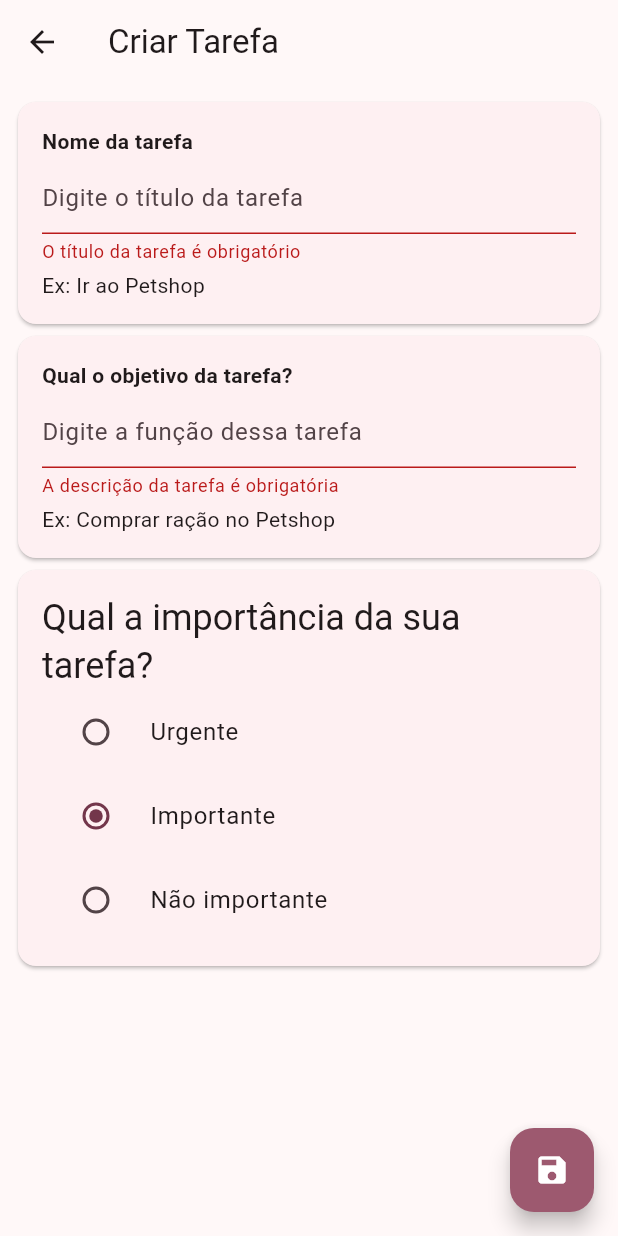
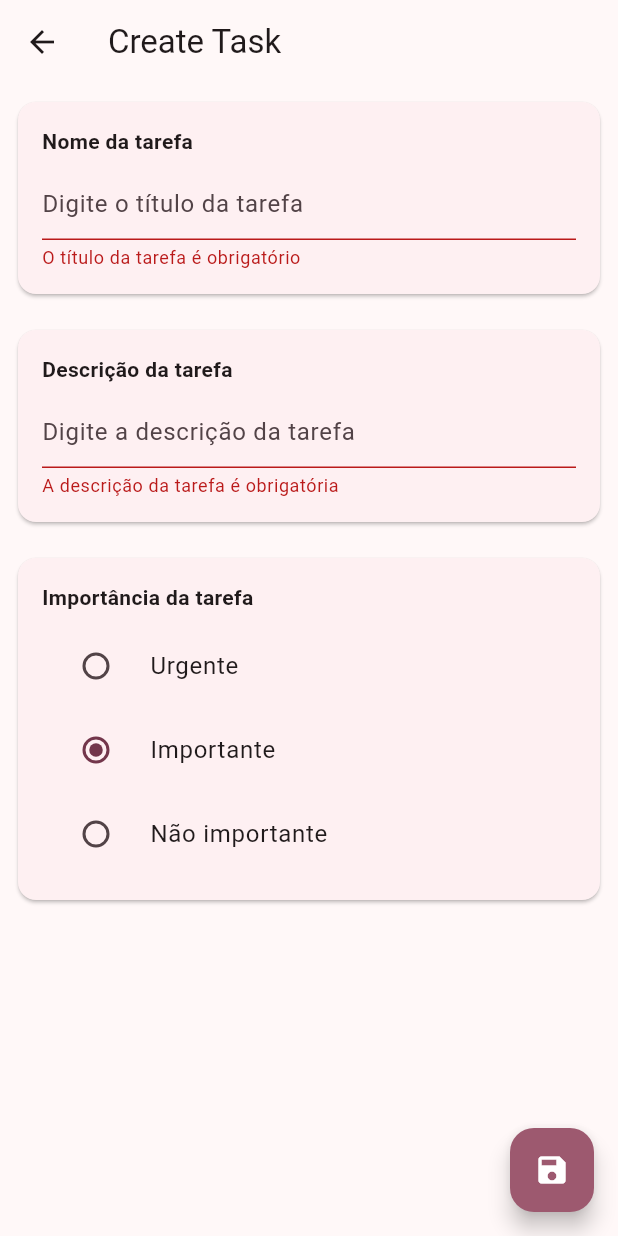
Before and after one commit to Dinvv/App2_tentativa4, a Flutter app: the CreatePage screen opened by its route, after a tap on the "save" icon, on a phone screen of 412 x 824 dp. Run offline on Flutter 3.47's test engine with Material 3 defaults, Android fonts, the phone set to English and light mode, and no system bars; our stand-ins replace flutter_mobx, flutter_svg, mobx, sqflite; accounts and stored records are empty; generated files the repository leaves out were written again.

Commit message:
atualização

```diff
--- a/lib/main.dart
+++ b/lib/main.dart
@@ -1,7 +1,7 @@
 import 'package:flutter/material.dart';
 import 'package:web2_project/screens/create/create_page.dart';
 import 'package:web2_project/screens/edit/edit_page.dart';
-import 'package:web2_project/screens/list/list_page.dart';
+import 'package:web2_project/screens/list/task_list_page.dart';
 import 'package:web2_project/screens/list/newscreen/newscreen_page.dart';
 import 'package:web2_project/theme.dart';
 
@@ -18,10 +18,10 @@ class MyApp extends StatelessWidget {
       theme: MaterialTheme(Theme.of(context).textTheme).light(),
       darkTheme: MaterialTheme(Theme.of(context).textTheme).dark(),
       themeMode: ThemeMode.system,
-      home: ListPage(),
+      home: TaskListPage(),
       initialRoute: '/listpage',
       routes: {
-        '/listpage': (context) => ListPage(),
+        '/listpage': (context) => TaskListPage(),
         '/newscreen': (context) => NewscreenPage(),
         '/createpage': (context) => CreatePage(),
         '/editpage': (context) => EditPage(),
--- a/lib/models/task.dart
+++ b/lib/models/task.dart
@@ -1,28 +1,31 @@
 class Task {
   int? id;
   String title;
-  String objective;
+  String description;
   String importance;
 
-  Task({this.id, required this.title, required this.objective, required this.importance});
+  Task({
+    this.id,
+    required this.title,
+    required this.description,
+    required this.importance,
+  });
 
-  // Converter o objeto Task em um Map (para inserir no banco)
   Map<String, dynamic> toMap() {
     return {
       'id': id,
       'title': title,
-      'objective': objective,
+      'description': description,
       'importance': importance,
     };
   }
 
-  // Converter um Map (do banco) para um objeto Task
   factory Task.fromMap(Map<String, dynamic> map) {
     return Task(
-      id: map['id'],
-      title: map['title'],
-      objective: map['objective'],
-      importance: map['importance'],
+      id: map['id'] as int,
+      title: map['title'] as String,
+      description: map['description'] as String,
+      importance: map['importance'] as String,
     );
   }
 }
--- a/lib/repository/database_helper.dart
+++ b/lib/repository/database_helper.dart
@@ -1,62 +1,29 @@
 import 'package:sqflite/sqflite.dart';
 import 'package:path/path.dart';
-import 'package:web2_project/models/task.dart';
 
+class DBHelper {
+  static const _dbVersion = 1;
+  static const _dbName = 'tasks_db.db';
+  static const _tableName = 'tasks';
 
-class DatabaseHelper {
-  static final DatabaseHelper _instance = DatabaseHelper._internal();
-  factory DatabaseHelper() => _instance;
+  static const _sql = '''
+  CREATE TABLE $_tableName(
+    id INTEGER PRIMARY KEY AUTOINCREMENT,
+    title TEXT NOT NULL,
+    description TEXT NOT NULL,
+    importance TEXT NOT NULL
+  );
+  ''';
 
-  static Database? _database;
-
-  DatabaseHelper._internal();
-
-  Future<Database> get database async {
-    if (_database != null) return _database!;
-    _database = await _initDatabase();
-    return _database!;
-  }
-
-  Future<Database> _initDatabase() async {
+  static Future<Database> getInstance() async {
     final dbPath = await getDatabasesPath();
-    final path = join(dbPath, 'task_database.db');
-
-    return await openDatabase(
+    final path = join(dbPath, _dbName);
+    return openDatabase(
       path,
-      version: 1,
-      onCreate: (db, version) {
-        return db.execute(
-          'CREATE TABLE tasks(id INTEGER PRIMARY KEY AUTOINCREMENT, title TEXT, objective TEXT, importance TEXT)',
-        );
+      version: _dbVersion,
+      onCreate: (db, version) async {
+        await db.execute(_sql);
       },
     );
   }
-
-  // Inserir uma nova tarefa
-  Future<int> insertTask(Task task) async {
-    final db = await database;
-    return await db.insert('tasks', task.toMap(), conflictAlgorithm: ConflictAlgorithm.replace);
-  }
-
-  // Buscar todas as tarefas
-  Future<List<Task>> getTasks() async {
-    final db = await database;
-    final List<Map<String, dynamic>> maps = await db.query('tasks');
-
-    return List.generate(maps.length, (i) {
-      return Task.fromMap(maps[i]);
-    });
-  }
-
-  // Atualizar uma tarefa
-  Future<int> updateTask(Task task) async {
-    final db = await database;
-    return await db.update('tasks', task.toMap(), where: 'id = ?', whereArgs: [task.id]);
-  }
-
-  // Deletar uma tarefa
-  Future<int> deleteTask(int id) async {
-    final db = await database;
-    return await db.delete('tasks', where: 'id = ?', whereArgs: [id]);
-  }
 }
--- a/lib/screens/create/create_page.dart
+++ b/lib/screens/create/create_page.dart
@@ -1,9 +1,9 @@
 import 'package:flutter/material.dart';
 import 'package:flutter_mobx/flutter_mobx.dart';
-import 'package:web2_project/enums/select.dart';
 import 'package:web2_project/models/task.dart';
-import 'package:web2_project/repository/database_helper.dart';
 import 'package:web2_project/store/check_store.dart';
+import 'package:web2_project/repository/task_repository.dart';
+import 'package:web2_project/enums/select.dart'; // Import do enum
 
 class CreatePage extends StatefulWidget {
   const CreatePage({super.key});
@@ -14,17 +14,15 @@ class CreatePage extends StatefulWidget {
 
 class _CreatePageState extends State<CreatePage> {
   final TextEditingController _titleController = TextEditingController();
-  final TextEditingController _questController = TextEditingController();
-  final store = CheckStore(); // Store MobX para selecionar a importância
+  final TextEditingController _descriptionController = TextEditingController();
+  final store = CheckStore();
   final _formKey = GlobalKey<FormState>();
-
-  final DatabaseHelper dbHelper = DatabaseHelper(); // Inicializar o DB Helper
 
   @override
   Widget build(BuildContext context) {
     return Scaffold(
       appBar: AppBar(
-        title: const Text('Criar Tarefa'),
+        title: const Text('Create Task'),
       ),
       body: Padding(
         padding: const EdgeInsets.all(8.0),
@@ -32,7 +30,6 @@ class _CreatePageState extends State<CreatePage> {
           key: _formKey,
           child: ListView(
             children: [
-              // Campo de texto para o título
               Card(
                 child: Padding(
                   padding: const EdgeInsets.all(16.0),
@@ -43,7 +40,7 @@ class _CreatePageState extends State<CreatePage> {
                         'Nome da tarefa',
                         style: TextStyle(fontWeight: FontWeight.bold),
                       ),
-                      const SizedBox(height: 4.0),
+                      const SizedBox(height: 8.0),
                       TextFormField(
                         controller: _titleController,
                         decoration: const InputDecoration(
@@ -57,14 +54,11 @@ class _CreatePageState extends State<CreatePage> {
                         },
                         textInputAction: TextInputAction.next,
                       ),
-                      const SizedBox(height: 4.0),
-                      const Text('Ex: Ir ao Petshop'),
                     ],
                   ),
                 ),
               ),
-
-              // Campo de texto para o objetivo/descrição
+              const SizedBox(height: 16.0),
               Card(
                 child: Padding(
                   padding: const EdgeInsets.all(16.0),
@@ -72,14 +66,14 @@ class _CreatePageState extends State<CreatePage> {
                     crossAxisAlignment: CrossAxisAlignment.start,
                     children: [
                       const Text(
-                        'Qual o objetivo da tarefa?',
+                        'Descrição da tarefa',
                         style: TextStyle(fontWeight: FontWeight.bold),
                       ),
-                      const SizedBox(height: 4.0),
+                      const SizedBox(height: 8.0),
                       TextFormField(
-                        controller: _questController,
+                        controller: _descriptionController,
                         decoration: const InputDecoration(
-                          hintText: 'Digite a função dessa tarefa',
+                          hintText: 'Digite a descrição da tarefa',
                         ),
                         validator: (value) {
                           if (value == null || value.isEmpty) {
@@ -89,28 +83,26 @@ class _CreatePageState extends State<CreatePage> {
                         },
                         textInputAction: TextInputAction.next,
                       ),
-                      const SizedBox(height: 4.0),
-                      const Text('Ex: Comprar ração no Petshop'),
                     ],
                   ),
                 ),
               ),
-
-              // Campo de seleção para a importância
+              const SizedBox(height: 16.0),
               Card(
                 child: Padding(
                   padding: const EdgeInsets.all(16.0),
                   child: Column(
                     crossAxisAlignment: CrossAxisAlignment.start,
                     children: [
-                      Text(
-                        'Qual a importância da sua tarefa?',
-                        style: Theme.of(context).textTheme.headlineSmall,
+                      const Text(
+                        'Importância da tarefa',
+                        style: TextStyle(fontWeight: FontWeight.bold),
                       ),
+                      const SizedBox(height: 8.0),
                       Observer(builder: (_) {
                         return Column(
                           children: [
-                            RadioListTile(
+                            RadioListTile<select>(
                               value: select.urgent,
                               groupValue: store.selected,
                               onChanged: (value) {
@@ -118,7 +110,7 @@ class _CreatePageState extends State<CreatePage> {
                               },
                               title: const Text('Urgente'),
                             ),
-                            RadioListTile(
+                            RadioListTile<select>(
                               value: select.important,
                               groupValue: store.selected,
                               onChanged: (value) {
@@ -126,7 +118,7 @@ class _CreatePageState extends State<CreatePage> {
                               },
                               title: const Text('Importante'),
                             ),
-                            RadioListTile(
+                            RadioListTile<select>(
                               value: select.NotImportant,
                               groupValue: store.selected,
                               onChanged: (value) {
@@ -145,38 +137,20 @@ class _CreatePageState extends State<CreatePage> {
           ),
         ),
       ),
-      floatingActionButton: FloatingActionButtonCustom2(
+      floatingActionButton: FloatingActionButton(
         onPressed: () async {
           if (_formKey.currentState!.validate()) {
-            // Criar a nova tarefa
             Task newTask = Task(
               title: _titleController.text,
-              objective: _questController.text,
-              importance: store.selected.toString(), // Pegando a seleção da importância
+              description: _descriptionController.text,
+              importance: store.selected.toString().split('.').last, // Ajuste para converter o enum para String
             );
-
-            // Inserir a nova tarefa no banco de dados
-            await dbHelper.insertTask(newTask);
-
-            // Redirecionar para a tela de listagem
+            await TaskRepository.insert(newTask.toMap());
             Navigator.pushReplacementNamed(context, '/listpage');
           }
         },
+        child: const Icon(Icons.save),
       ),
     );
   }
 }
-
-class FloatingActionButtonCustom2 extends StatelessWidget {
-  final VoidCallback onPressed;
-
-  FloatingActionButtonCustom2({required this.onPressed});
-
-  @override
-  Widget build(BuildContext context) {
-    return FloatingActionButton(
-      onPressed: onPressed,
-      child: const Icon(Icons.save),
-    );
-  }
-}
--- a/lib/screens/edit/edit_page.dart
+++ b/lib/screens/edit/edit_page.dart
@@ -3,6 +3,8 @@ import 'package:flutter_mobx/flutter_mobx.dart';
 import 'package:flutter_svg/flutter_svg.dart';
 import 'package:web2_project/enums/select.dart';
 import 'package:web2_project/store/check_store.dart';
+import 'package:web2_project/models/task.dart'; // Importe seu modelo de Task
+import 'package:web2_project/repository/task_repository.dart'; // Importe seu repositório
 
 class EditPage extends StatefulWidget {
   const EditPage({super.key});
@@ -16,12 +18,30 @@ class _EditPageState extends State<EditPage> {
   final TextEditingController _questController = TextEditingController();
   final store = CheckStore();
   final _formKey = GlobalKey<FormState>();
+  late Task _task; // Variável para armazenar a tarefa recebida
+
+  @override
+  void didChangeDependencies() {
+    super.didChangeDependencies();
+    // Recebendo a tarefa passada como argumento
+    _task = ModalRoute.of(context)!.settings.arguments as Task;
+
+    // Preenchendo os campos com os dados da tarefa
+    _titleController.text = _task.title;
+    _questController.text = _task.description;
+    store.changeselectMethod(
+  select.values.firstWhere(
+    (e) => e.toString().split('.').last == _task.importance,
+  ),
+);
+
+  }
 
   @override
   Widget build(BuildContext context) {
     return Scaffold(
       appBar: AppBar(
-        title: const Text('EditPage'),
+        title: const Text('Edit Task'),
       ),
       body: Padding(
         padding: const EdgeInsets.all(8.0),
@@ -43,7 +63,7 @@ class _EditPageState extends State<EditPage> {
                       TextFormField(
                         controller: _titleController,
                         decoration: const InputDecoration(
-                          hintText: 'Renomeie o Titulo da tarefa!',
+                          hintText: 'Renomeie o título da tarefa!',
                         ),
                         validator: (value) {
                           if (value == null || value.isEmpty) {
@@ -54,7 +74,7 @@ class _EditPageState extends State<EditPage> {
                         textInputAction: TextInputAction.next,
                       ),
                       const SizedBox(height: 4.0),
-                      const Text('Ex: ir a Petshop'),
+                      const Text('Ex: ir ao Petshop'),
                     ],
                   ),
                 ),
@@ -70,7 +90,7 @@ class _EditPageState extends State<EditPage> {
                         style: TextStyle(fontWeight: FontWeight.bold),
                       ),
                       const SizedBox(height: 4.0),
-                      TextField(
+                      TextFormField(
                         controller: _questController,
                         decoration: const InputDecoration(
                           hintText: 'Altere a função desta tarefa',
@@ -123,12 +143,17 @@ class _EditPageState extends State<EditPage> {
         ),
       ),
       floatingActionButton: FloatingActionButtonCustom2(
-        onPressed: () {
+        onPressed: () async {
           if (_formKey.currentState!.validate()) {
-            // O formulário é válido, prossiga
-            Navigator.pushReplacementNamed(context, '/listpage');
-          } else {
-            // Tratar o caso de erro
+            // Atualizando os dados da tarefa
+            _task.title = _titleController.text;
+            _task.description = _questController.text;
+            _task.importance = store.selected.toString().split('.').last;
+
+            // Salvando a tarefa atualizada no banco de dados
+            await TaskRepository.update(_task.toMap());
+
+            Navigator.pushReplacementNamed(context, '/tasklistpage');
           }
         },
       ),
--- /dev/null
+++ b/lib/screens/list/task_list_page.dart
@@ -0,0 +1,46 @@
+import 'package:flutter/material.dart';
+import 'package:web2_project/models/task.dart'; // Importe seu modelo de Task
+import 'package:web2_project/repository/task_repository.dart'; // Importe o repositório
+
+class TaskListPage extends StatelessWidget {
+  @override
+  Widget build(BuildContext context) {
+    return Scaffold(
+      appBar: AppBar(
+        title: const Text('Task List'),
+      ),
+      body: FutureBuilder<List<Task>>(
+        future: TaskRepository.findAll(), // Buscar todas as tarefas
+        builder: (context, snapshot) {
+          if (!snapshot.hasData) {
+            return const Center(child: CircularProgressIndicator());
+          }
+          final tasks = snapshot.data!;
+          return ListView.builder(
+            itemCount: tasks.length,
+            itemBuilder: (context, index) {
+              final task = tasks[index];
+              return Card(
+                child: ListTile(
+                  title: Text(task.title),
+                  subtitle: Text(task.importance),
+                  trailing: IconButton(
+                    icon: Icon(Icons.edit),
+                    onPressed: () {
+                      // Navegar para a EditPage, passando a tarefa selecionada
+                      Navigator.pushNamed(
+                        context,
+                        '/editpage',
+                        arguments: task, // Passando o objeto Task para a EditPage
+                      );
+                    },
+                  ),
+                ),
+              );
+            },
+          );
+        },
+      ),
+    );
+  }
+}
--- a/pubspec.yaml
+++ b/pubspec.yaml
@@ -12,7 +12,7 @@ dependencies:
   flutter_svg: ^2.0.10+1
   mobx: ^2.3.3+2
   flutter_mobx: ^2.2.1+1
-  sqflite: ^2.0.0+3
+  sqflite: ^2.0.0+4
   path: ^1.8.3  # Para manipular o caminho dos arquivos no dispositivo
 
 dev_dependencies:
```
Also changed, not shown: lib/repository/task_repository.dart (added, +36 -0 lines), lib/screens/list/list_page.dart (deleted, +0 -18 lines), lib/screens/list/task_list.dart (deleted, +0 -72 lines).
